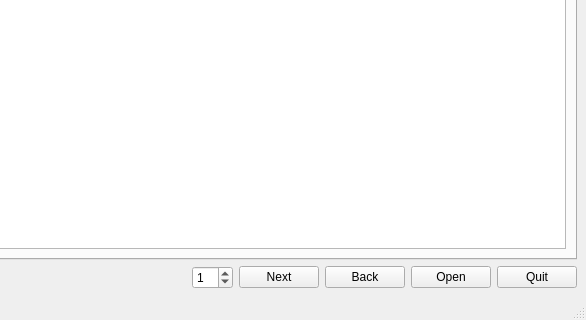
Old version of the form mainwindow.ui in the repository junps/mips_simulator_gui; both pictures show x 214 to 800 and y 280 to 600 of the 800 by 600 pixel window.
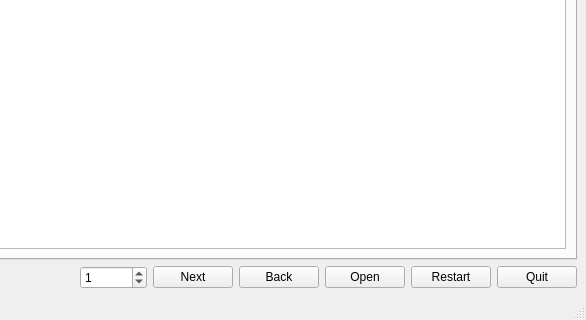
New version of the form. The open tabs and pages were chosen to show the change.

Patch:
```diff
--- a/mainwindow.ui
+++ b/mainwindow.ui
@@ -61,6 +61,9 @@
         </item>
         <item>
          <widget class="QSpinBox" name="spinBox">
+          <property name="maximum">
+           <number>100000000</number>
+          </property>
           <property name="value">
            <number>1</number>
           </property>
@@ -87,6 +90,13 @@
           </property>
          </widget>
         </item>
+        <item>
+         <widget class="QPushButton" name="pushButton_Restart">
+          <property name="text">
+           <string>Restart</string>
+          </property>
+         </widget>
+        </item>
         <item>
          <widget class="QPushButton" name="pushButton_Quit">
           <property name="text">
```
Left out of the diff: 2 changed lines with no effect on the pictures.
